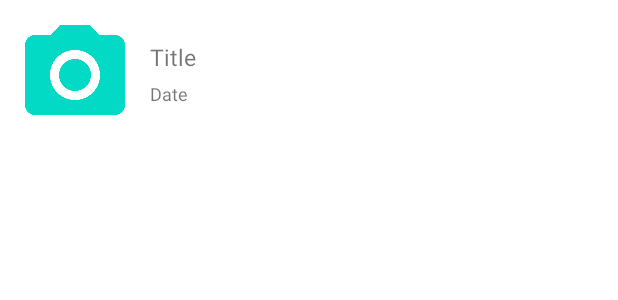
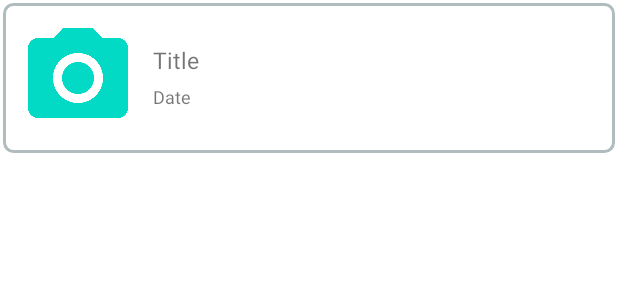
Before and after one commit to GuilBlack/Android-Project, an Android app: the layout photo_grid_item.xml on its own in the app's theme, with its tools: preview values and no code run, on a phone screen of 412 x 824 dp. Shown: the top 300 px of the screen. Run offline under Robolectric (Android 15) with nearby library versions, the phone set to English and light mode, and no system bars.

Commit message:
minor design changes

```diff
--- a/app/build.gradle
+++ b/app/build.gradle
@@ -85,4 +85,6 @@ dependencies {
     implementation "androidx.room:room-ktx:$room_version"
     kapt "androidx.room:room-compiler:$room_version"
 
+    implementation 'it.xabaras.android:recyclerview-swipedecorator:1.2.3'
+
 }
--- a/app/src/main/java/mu/guillaumebl/finalproject/TakePhotoActivity.kt
+++ b/app/src/main/java/mu/guillaumebl/finalproject/TakePhotoActivity.kt
@@ -66,7 +66,7 @@ class TakePhotoActivity : AppCompatActivity() {
             errorText.setText(R.string.no_title)
         } else if (!title.contains("[a-zA-Z0-9]".toRegex())) {
             errorText.setText(R.string.no_alphenumeric)
-        } else if (title.contains("[!|@#$%^&*()_+{}\\[\\]:;\"<>,./?]".toRegex())) {
+        } else if (title.contains("[|@#$%^&*()_+{}\\[\\]\"<>/]".toRegex())) {
             errorText.setText(R.string.no_special_chars_allowed)
         } else if (title.contains("\\")) {
             errorText.setText(R.string.no_special_chars_allowed)
--- /dev/null
+++ b/app/src/main/res/drawable/background.xml
@@ -0,0 +1,5 @@
+<?xml version="1.0" encoding="utf-8"?>
+<shape xmlns:android="http://schemas.android.com/apk/res/android">
+    <stroke android:width="2dp" android:color="#B1BCBE"/>
+    <corners android:radius="6dp"/>
+</shape>
--- a/app/src/main/res/layout/photo_grid_item.xml
+++ b/app/src/main/res/layout/photo_grid_item.xml
@@ -5,7 +5,9 @@
     xmlns:tools="http://schemas.android.com/tools"
     android:layout_width="match_parent"
     android:layout_height="wrap_content"
-    android:padding="10dp">
+    android:padding="10dp"
+    android:layout_margin="2dp"
+    android:background="@drawable/background">
 
     <ImageView
         android:id="@+id/stationPreview"
--- a/app/src/main/res/values/strings.xml
+++ b/app/src/main/res/values/strings.xml
@@ -12,7 +12,7 @@
     <string name="picture_preview">picture preview</string>
     <string name="no_title">You must input a title</string>
     <string name="no_alphenumeric">You must have some alphanumeric characters</string>
-    <string name="no_special_chars_allowed">No special characters allowed except for -</string>
+    <string name="no_special_chars_allowed">Not all special characters are allowed</string>
     <string name="title_max_length">Your title must be less than 30 characters</string>
     <string name="preview_of_the_station_photo">preview of the station photo</string>
 </resources>
```
Also changed, not shown: app/src/main/java/mu/guillaumebl/finalproject/ui/photolist/PhotoListFragment.kt (+36 -3 lines).
